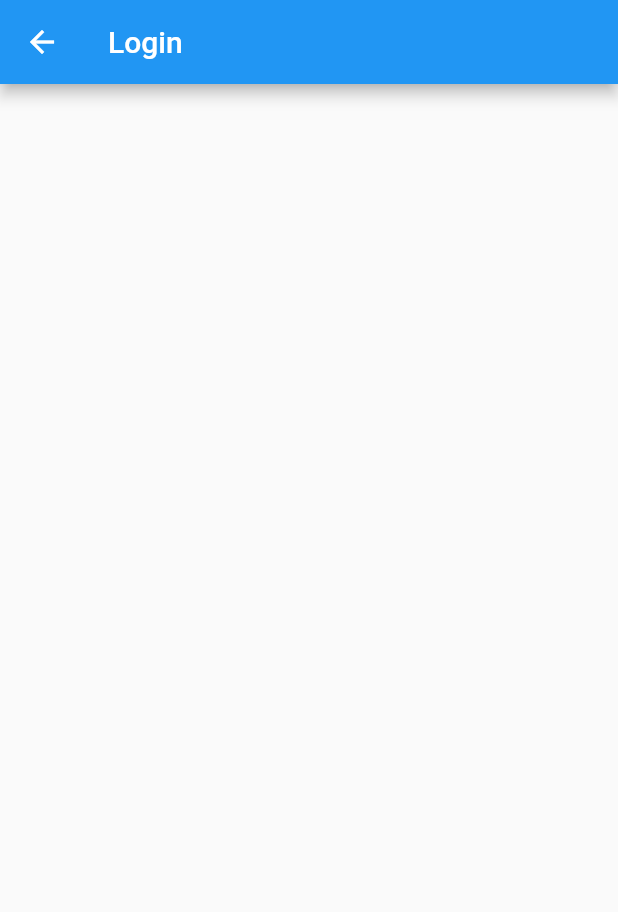
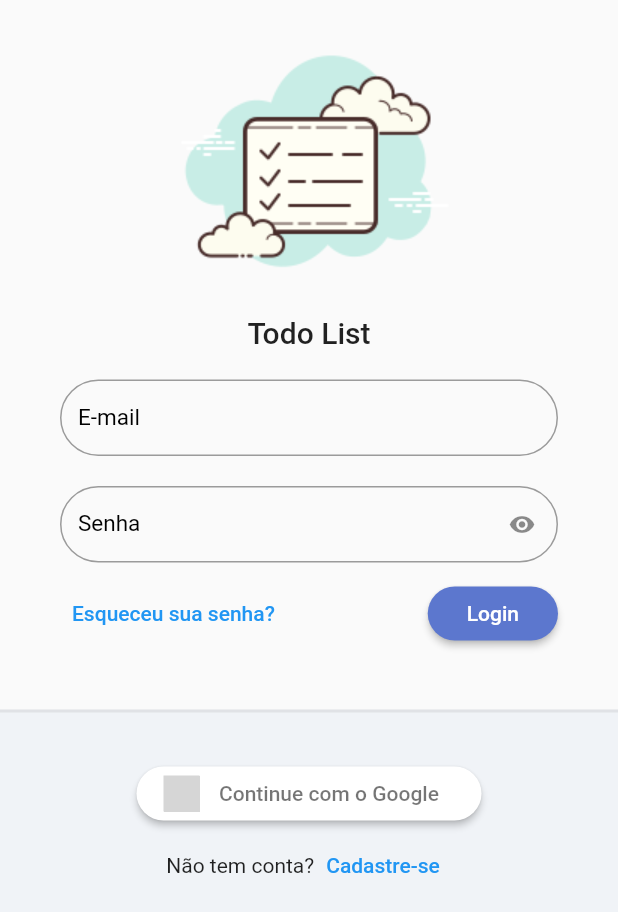
Before and after one commit to gabriel-bto/todo_list, a Flutter app: the screen it shows after launch, on a phone screen of 412 x 824 dp. Shown: the top 912 px of the screen. Run offline on Flutter 3.47's test engine with Material 2 defaults, Android fonts, the phone set to English and light mode, and no system bars; our stand-ins replace flutter_signin_button, google_fonts, sqflite, sqflite_common, synchronized; accounts and stored records are empty; Roboto replaces fonts that are missing (Mandali); grey boxes are pictures that could not be loaded.

Commit message:
layout de autenticação construido

```diff
--- a/lib/app/app_widget.dart
+++ b/lib/app/app_widget.dart
@@ -1,5 +1,6 @@
 import 'package:flutter/material.dart';
 import 'package:todo_list/app/core/database/sqlite_adm_connection.dart';
+import 'package:todo_list/app/core/ui/todo_list_ui_config.dart';
 import 'package:todo_list/app/modules/auth/auth_module.dart';
 import 'package:todo_list/app/modules/splash/splash_page.dart';
 
@@ -29,6 +30,7 @@ class _AppWidgetState extends State<AppWidget> {
   Widget build(BuildContext context) {
     return MaterialApp(
       title: 'Todo List Provider',
+      theme: TodoListUiConfig.theme,
       initialRoute: '/login',
       routes: {
         ...AuthModule().routers,
--- /dev/null
+++ b/lib/app/core/ui/todo_list_ui_config.dart
@@ -0,0 +1,17 @@
+import 'package:flutter/material.dart';
+import 'package:google_fonts/google_fonts.dart';
+
+class TodoListUiConfig {
+  TodoListUiConfig._();
+
+  static get theme => ThemeData(
+        textTheme: GoogleFonts.mandaliTextTheme(),
+        primaryColor: const Color(0xff5C77CE),
+        primaryColorLight: const Color(0xffABC8F7),
+        elevatedButtonTheme: ElevatedButtonThemeData(
+          style: ElevatedButton.styleFrom(
+            backgroundColor: const Color(0xff5C77CE),
+          ),
+        ),
+      );
+}
--- /dev/null
+++ b/lib/app/core/widget/todo_list_field.dart
@@ -0,0 +1,64 @@
+import 'package:flutter/material.dart';
+
+class TodoListField extends StatelessWidget {
+  final String label;
+  final IconButton? suffixIconButton;
+  final bool obscureText;
+  final ValueNotifier<bool> obscureTextVN;
+  final TextEditingController? controller;
+  final FormFieldValidator<String>? validator;
+
+  TodoListField({
+    Key? key,
+    required this.label,
+    this.suffixIconButton,
+    this.obscureText = false,
+    this.controller,
+    this.validator,
+  })  : assert(
+          obscureText == true ? suffixIconButton == null : true,
+          'ObscureText não pode ser enviado em conjunto com SuffixIconButton',
+        ),
+        obscureTextVN = ValueNotifier(obscureText),
+        super(key: key);
+
+  @override
+  Widget build(BuildContext context) {
+    return ValueListenableBuilder<bool>(
+      valueListenable: obscureTextVN,
+      builder: (_, obscureTextVNValue, child) {
+        return TextFormField(
+          controller: controller,
+          validator: validator,
+          decoration: InputDecoration(
+            labelText: label,
+            labelStyle: const TextStyle(
+              fontSize: 15,
+              color: Colors.black,
+            ),
+            border: OutlineInputBorder(
+              borderRadius: BorderRadius.circular(30),
+            ),
+            errorBorder: OutlineInputBorder(
+              borderRadius: BorderRadius.circular(30),
+              borderSide: const BorderSide(color: Colors.red),
+            ),
+            isDense: true,
+            suffixIcon: suffixIconButton ??
+                (obscureText == true
+                    ? IconButton(
+                        onPressed: () {
+                          obscureTextVN.value = !obscureTextVNValue;
+                        },
+                        icon: Icon(
+                          !obscureTextVNValue ? Icons.visibility_off : Icons.visibility,
+                        ),
+                      )
+                    : null),
+          ),
+          obscureText: obscureTextVNValue,
+        );
+      },
+    );
+  }
+}
--- /dev/null
+++ b/lib/app/core/widget/todo_list_logo.dart
@@ -0,0 +1,22 @@
+import 'package:flutter/material.dart';
+import 'package:todo_list/app/core/ui/theme_extensions.dart';
+
+class TodoListLogo extends StatelessWidget {
+  const TodoListLogo({super.key});
+
+  @override
+  Widget build(BuildContext context) {
+    return Column(
+      children: [
+        Image.asset(
+          'assets/logo.png',
+          height: 200,
+        ),
+        Text(
+          'Todo List',
+          style: context.textTheme.titleLarge,
+        )
+      ],
+    );
+  }
+}
--- a/lib/app/modules/auth/auth_module.dart
+++ b/lib/app/modules/auth/auth_module.dart
@@ -1,6 +1,8 @@
 import 'package:provider/provider.dart';
 import 'package:todo_list/app/core/modules/todo_list_module.dart';
 import 'package:todo_list/app/modules/auth/login/login_controller.dart';
+import 'package:todo_list/app/modules/auth/register/register_controller.dart';
+import 'package:todo_list/app/modules/auth/register/register_page.dart';
 
 import 'login/login_page.dart';
 
@@ -11,9 +13,13 @@ class AuthModule extends TodoListModule {
             ChangeNotifierProvider(
               create: (_) => LoginController(),
             ),
+            ChangeNotifierProvider(
+              create: (_) => RegisterController(),
+            ),
           ],
           routers: {
             '/login': (context) => const LoginPage(),
+            '/register': (context) => const RegisterPage(),
           },
         );
 }
--- a/lib/app/modules/auth/login/login_page.dart
+++ b/lib/app/modules/auth/login/login_page.dart
@@ -1,4 +1,9 @@
 import 'package:flutter/material.dart';
+import 'package:flutter_signin_button/button_list.dart';
+import 'package:flutter_signin_button/button_view.dart';
+import 'package:todo_list/app/core/widget/todo_list_logo.dart';
+
+import '../../../core/widget/todo_list_field.dart';
 
 class LoginPage extends StatelessWidget {
   const LoginPage({super.key});
@@ -6,10 +11,108 @@ class LoginPage extends StatelessWidget {
   @override
   Widget build(BuildContext context) {
     return Scaffold(
-      appBar: AppBar(
-        title: const Text('Login'),
+      body: LayoutBuilder(
+        builder: (context, constraints) {
+          return SingleChildScrollView(
+            child: ConstrainedBox(
+              constraints: BoxConstraints(
+                minHeight: constraints.maxHeight,
+                minWidth: constraints.maxWidth,
+              ),
+              child: IntrinsicHeight(
+                child: Column(
+                  mainAxisSize: MainAxisSize.min,
+                  children: [
+                    const SizedBox(height: 10),
+                    const TodoListLogo(),
+                    Padding(
+                      padding: const EdgeInsets.symmetric(
+                        horizontal: 40,
+                        vertical: 20,
+                      ),
+                      child: Form(
+                        child: Column(
+                          children: [
+                            TodoListField(label: 'E-mail'),
+                            const SizedBox(height: 20),
+                            TodoListField(
+                              label: 'Senha',
+                              obscureText: true,
+                            ),
+                            const SizedBox(height: 10),
+                            Row(
+                              mainAxisAlignment: MainAxisAlignment.spaceBetween,
+                              children: [
+                                TextButton(
+                                  onPressed: () {},
+                                  child: const Text("Esqueceu sua senha?"),
+                                ),
+                                ElevatedButton(
+                                  onPressed: () {},
+                                  style: ElevatedButton.styleFrom(
+                                    shape: RoundedRectangleBorder(
+                                      borderRadius: BorderRadius.circular(20),
+                                    ),
+                                  ),
+                                  child: const Padding(
+                                    padding: EdgeInsets.all(10.0),
+                                    child: Text("Login"),
+                                  ),
+                                ),
+                              ],
+                            ),
+                          ],
+                        ),
+                      ),
+                    ),
+                    const SizedBox(height: 20),
+                    Expanded(
+                      child: Container(
+                        decoration: BoxDecoration(
+                          color: const Color(0xffF0F3F7),
+                          border: Border(
+                            top: BorderSide(
+                              width: 2,
+                              color: Colors.grey.withAlpha(50),
+                            ),
+                          ),
+                        ),
+                        child: Column(
+                          children: [
+                            const SizedBox(height: 30),
+                            SignInButton(
+                              Buttons.Google,
+                              text: 'Continue com o Google',
+                              padding: const EdgeInsets.all(5.0),
+                              shape: OutlineInputBorder(
+                                borderRadius: BorderRadius.circular(30),
+                                borderSide: BorderSide.none,
+                              ),
+                              onPressed: () {},
+                            ),
+                            Row(
+                              mainAxisAlignment: MainAxisAlignment.center,
+                              children: [
+                                const Text("Não tem conta?"),
+                                TextButton(
+                                  onPressed: () {
+                                    Navigator.of(context).pushNamed('/register');
+                                  },
+                                  child: const Text('Cadastre-se'),
+                                ),
+                              ],
+                            )
+                          ],
+                        ),
+                      ),
+                    )
+                  ],
+                ),
+              ),
+            ),
+          );
+        },
       ),
-      body: Container(),
     );
   }
 }
--- /dev/null
+++ b/lib/app/modules/auth/register/register_controller.dart
@@ -0,0 +1,3 @@
+import 'package:flutter/material.dart';
+
+class RegisterController extends ChangeNotifier {}
--- a/pubspec.yaml
+++ b/pubspec.yaml
@@ -40,6 +40,8 @@ dependencies:
   path: ^1.8.3
   synchronized: ^3.1.0
   sqflite_common: ^2.4.5
+  google_fonts: ^5.0.0
+  flutter_signin_button: ^2.0.0
 
 dev_dependencies:
   flutter_test:
@@ -64,7 +66,8 @@ flutter:
   uses-material-design: true
 
   # To add assets to your application, add an assets section, like this:
-  # assets:
+  assets:
+    - assets/
   #   - images/a_dot_burr.jpeg
   #   - images/a_dot_ham.jpeg
 
```
Also changed, not shown: lib/app/core/ui/theme_extensions.dart (added, +14 -0 lines), lib/app/modules/auth/register/register_page.dart (added, +102 -0 lines), assets/create_todo_screen.png (added), assets/home_screen.png (added), assets/home_week_screen.png (added), assets/login_screen.png (added), assets/logo.png (added), assets/register_screen.png (added), pubspec.lock.
